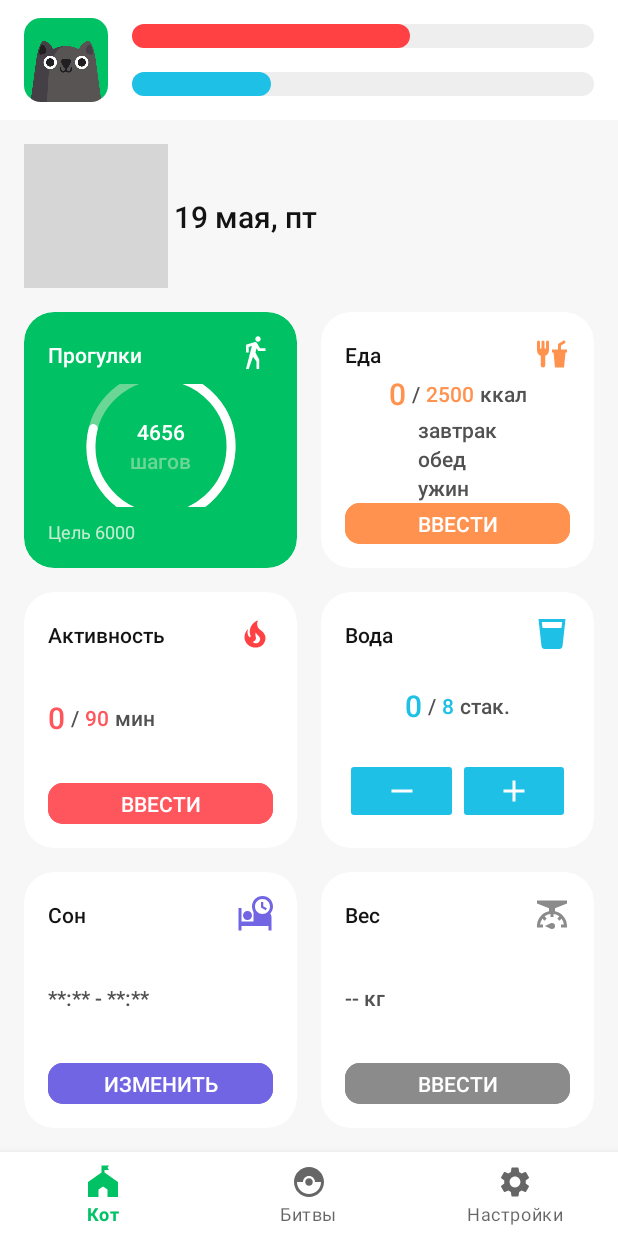
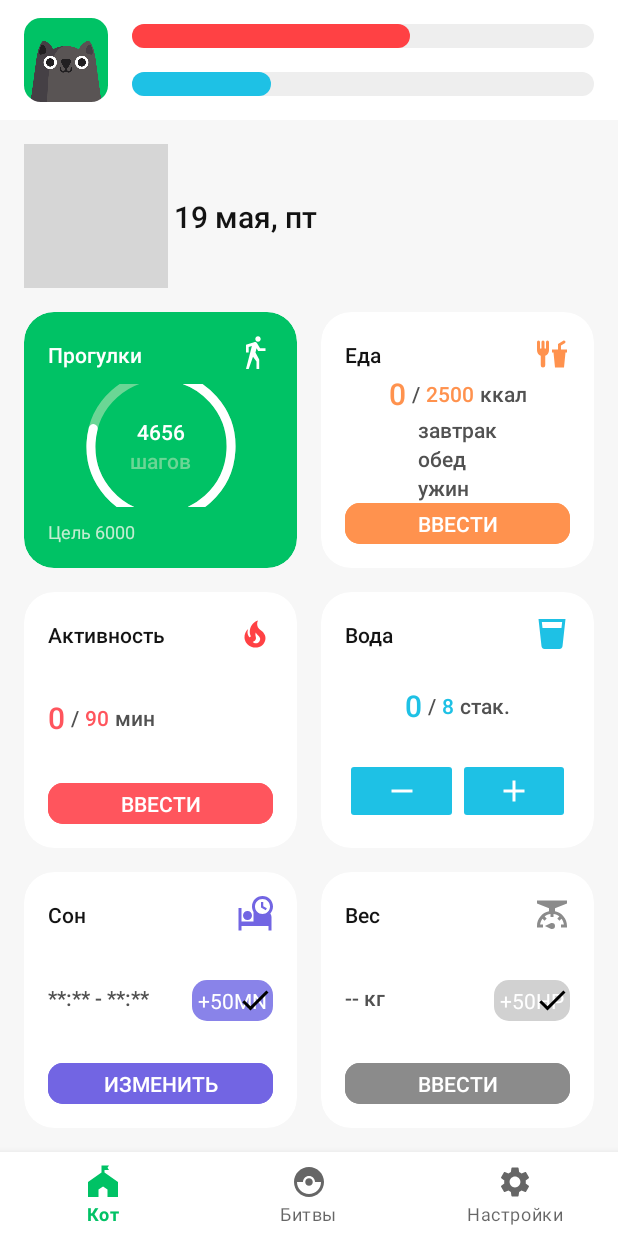
Before and after one commit to doctorwhat1/fitnessQuest, an Android app: the screen it shows after launch (MainActivity), on a phone screen of 412 x 824 dp. Run offline under Robolectric (Android 15) with nearby library versions, the light colour scheme and no system bars; our stand-ins replace data binding, navigation-ui; 4 statements that could not run were skipped; grey boxes are pictures that could not be loaded.

Commit message:
added views for sleep and weight

```diff
--- a/app/src/main/java/com/example/fitnessquest/SharedPreferencesKeys.kt
+++ b/app/src/main/java/com/example/fitnessquest/SharedPreferencesKeys.kt
@@ -11,3 +11,7 @@ val CURRENT_WATER_CUPS = "CURRENT_WATER_CUPS"
 val FALLING_ASLEEP_TIME = "FALLING_ASLEEP_TIME"
 val WAKEUP_TIME = "WAKEUP_TIME"
 val CURRENT_WEIGHT = "CURRENT_WEIGHT"
+
+// rewards
+val IS_SLEEP_TIME_REWARD_RECEIVED = "IS_SLEEP_TIME_REWARD_RECEIVED"
+val IS_WEIGHT_REWARD_RECEIVED = "IS_WEIGHT_REWARD_RECEIVED"
--- a/app/src/main/java/com/example/fitnessquest/home/CatFragment.kt
+++ b/app/src/main/java/com/example/fitnessquest/home/CatFragment.kt
@@ -49,6 +49,11 @@ class CatFragment : Fragment() {
         viewModel.setSleepTime()
         viewModel.setCurrentWeight()
 
+        // rewards
+        viewModel.setIsSleepRewardReceived()
+        viewModel.setIsWeightRewardReceived()
+
+
         // set cards on click
         binding.cvStrolls.setOnClickListener {
             view.findNavController().navigate(R.id.action_catFragment_to_strollsFragment)
--- a/app/src/main/java/com/example/fitnessquest/home/CatViewModel.kt
+++ b/app/src/main/java/com/example/fitnessquest/home/CatViewModel.kt
@@ -5,10 +5,7 @@ import android.content.res.Resources
 import androidx.lifecycle.LiveData
 import androidx.lifecycle.MutableLiveData
 import androidx.lifecycle.ViewModel
-import com.example.fitnessquest.CURRENT_WEIGHT
-import com.example.fitnessquest.FALLING_ASLEEP_TIME
-import com.example.fitnessquest.R
-import com.example.fitnessquest.WAKEUP_TIME
+import com.example.fitnessquest.*
 import java.util.*
 
 class CatViewModel(
@@ -16,6 +13,7 @@ class CatViewModel(
     private val sharedPreferences: SharedPreferences
 ) : ViewModel() {
 
+    // current values
     private val _currentWaterCups = MutableLiveData(0)
     val currentWaterCups: LiveData<Int>
         get() = _currentWaterCups
@@ -32,7 +30,14 @@ class CatViewModel(
     val currentWeight: LiveData<String>
         get() = _currentWeight
 
+    // rewards
+    private val _isWeightRewardReceived = MutableLiveData(false)
+    val isWeightRewardReceived: LiveData<Boolean>
+        get() = _isWeightRewardReceived
 
+    private val _isSleepTimeRewardReceived = MutableLiveData(false)
+    val isSleepTimeRewardReceived: LiveData<Boolean>
+        get() = _isSleepTimeRewardReceived
 
     /*fun setCurrentStrolls() {
         TODO("Not yet implemented")
@@ -84,4 +89,12 @@ class CatViewModel(
         return "$day $month, $dayOfWeek"
     }
 
+    fun setIsSleepRewardReceived() {
+        _isSleepTimeRewardReceived.value = sharedPreferences.getBoolean(IS_SLEEP_TIME_REWARD_RECEIVED, false)
+    }
+
+    fun setIsWeightRewardReceived() {
+        _isWeightRewardReceived.value = sharedPreferences.getBoolean(IS_WEIGHT_REWARD_RECEIVED, false)
+    }
+
 }
--- a/app/src/main/java/com/example/fitnessquest/home/cards/SleepFragment.kt
+++ b/app/src/main/java/com/example/fitnessquest/home/cards/SleepFragment.kt
@@ -6,10 +6,7 @@ import androidx.fragment.app.Fragment
 import android.view.LayoutInflater
 import android.view.View
 import android.view.ViewGroup
-import com.example.fitnessquest.APP_PREFERENCES
-import com.example.fitnessquest.CURRENT_WEIGHT
-import com.example.fitnessquest.FALLING_ASLEEP_TIME
-import com.example.fitnessquest.WAKEUP_TIME
+import com.example.fitnessquest.*
 import com.example.fitnessquest.databinding.FragmentSleepBinding
 
 
@@ -34,6 +31,7 @@ class SleepFragment : Fragment() {
             val editor =  sharedPref.edit()
             editor.putString(FALLING_ASLEEP_TIME, fallingAsleepTime)
             editor.putString(WAKEUP_TIME, wakeupTime)
+            editor.putBoolean(IS_SLEEP_TIME_REWARD_RECEIVED, true)
             editor.apply()
         }
 
--- a/app/src/main/java/com/example/fitnessquest/home/cards/WeightFragment.kt
+++ b/app/src/main/java/com/example/fitnessquest/home/cards/WeightFragment.kt
@@ -9,6 +9,7 @@ import android.view.ViewGroup
 import android.widget.Toast
 import com.example.fitnessquest.APP_PREFERENCES
 import com.example.fitnessquest.CURRENT_WEIGHT
+import com.example.fitnessquest.IS_WEIGHT_REWARD_RECEIVED
 import com.example.fitnessquest.R
 import com.example.fitnessquest.databinding.FragmentWeightBinding
 import com.example.fitnessquest.home.CatViewModel
@@ -37,6 +38,7 @@ class WeightFragment : Fragment() {
             val sharedPref = requireContext().getSharedPreferences(APP_PREFERENCES, Context.MODE_PRIVATE)
             val editor =  sharedPref.edit()
             editor.putString(CURRENT_WEIGHT, weight)
+            editor.putBoolean(IS_WEIGHT_REWARD_RECEIVED, true)
             editor.apply()
         }
 
--- /dev/null
+++ b/app/src/main/res/drawable/bd_reward.xml
@@ -0,0 +1,8 @@
+<?xml version="1.0" encoding="utf-8"?>
+<selector xmlns:android="http://schemas.android.com/apk/res/android">
+    <item>
+        <shape android:shape="rectangle">
+            <corners android:radius="10dp" />
+        </shape>
+    </item>
+</selector>
--- /dev/null
+++ b/app/src/main/res/drawable/ic_cat_check.xml
@@ -0,0 +1,9 @@
+<vector xmlns:android="http://schemas.android.com/apk/res/android"
+    android:width="24dp"
+    android:height="24dp"
+    android:viewportWidth="24"
+    android:viewportHeight="24">
+  <path
+      android:fillColor="#FF000000"
+      android:pathData="M21,7L9,19L3.5,13.5L4.91,12.09L9,16.17L19.59,5.59L21,7Z"/>
+</vector>
--- a/app/src/main/res/layout/fragment_cat.xml
+++ b/app/src/main/res/layout/fragment_cat.xml
@@ -9,6 +9,7 @@
         <variable
             name="catViewModel"
             type="com.example.fitnessquest.home.CatViewModel" />
+        <import type="android.view.View"/>
     </data>
 
     <androidx.constraintlayout.widget.ConstraintLayout
@@ -621,9 +622,35 @@
                     android:textColor="@color/base_700"
                     app:layout_constraintBottom_toTopOf="@+id/btn_change_sleep_time"
                     app:layout_constraintEnd_toEndOf="parent"
+                    app:layout_constraintEnd_toStartOf="@+id/iv_sleep_time_check_icon"
                     app:layout_constraintHorizontal_bias="0.0"
+                    app:layout_constraintHorizontal_chainStyle="spread_inside"
                     app:layout_constraintStart_toStartOf="parent"
                     app:layout_constraintTop_toBottomOf="@+id/flow_sleep_card_description" />
+
+                <TextView
+                    android:id="@+id/tv_sleep_time_reward"
+                    android:layout_width="wrap_content"
+                    android:layout_height="wrap_content"
+                    android:visibility="@{catViewModel.isSleepTimeRewardReceived() ? View.GONE : View.VISIBLE }"
+                    android:background="@drawable/bd_reward"
+                    android:backgroundTint="@color/purple_300"
+                    android:padding="4dp"
+                    android:text="+50MN"
+                    android:textColor="@color/base_0"
+                    app:layout_constraintBottom_toBottomOf="parent"
+                    app:layout_constraintEnd_toEndOf="parent"
+                    app:layout_constraintTop_toTopOf="parent" />
+
+                <ImageView
+                    android:id="@+id/iv_sleep_time_check_icon"
+                    android:layout_width="wrap_content"
+                    android:layout_height="wrap_content"
+                    android:src="@drawable/ic_cat_check"
+                    android:visibility="@{catViewModel.isSleepTimeRewardReceived() ? View.VISIBLE : View.GONE }"
+                    app:layout_constraintBottom_toBottomOf="parent"
+                    app:layout_constraintEnd_toEndOf="parent"
+                    app:layout_constraintTop_toTopOf="parent" />
 
                 <Button
                     android:id="@+id/btn_change_sleep_time"
@@ -694,6 +721,20 @@
                     app:layout_constraintStart_toStartOf="parent"
                     app:layout_constraintTop_toBottomOf="@+id/flow_weight_card_description" />
 
+                <TextView
+                    android:id="@+id/tv_weight_reward"
+                    android:layout_width="wrap_content"
+                    android:layout_height="wrap_content"
+                    android:visibility="@{catViewModel.isWeightRewardReceived() ? View.GONE : View.VISIBLE}"
+                    android:background="@drawable/bd_reward"
+                    android:backgroundTint="@color/base_300"
+                    android:padding="4dp"
+                    android:text="+50HP"
+                    android:textColor="@color/base_0"
+                    app:layout_constraintBottom_toBottomOf="parent"
+                    app:layout_constraintEnd_toEndOf="parent"
+                    app:layout_constraintTop_toTopOf="parent" />
+
                 <Button
                     android:id="@+id/btn_input_weight"
                     style="@style/ThemeOverlay.CardButton"
@@ -706,6 +747,16 @@
                     app:layout_constraintHorizontal_bias="0.5"
                     app:layout_constraintStart_toStartOf="parent"
                     app:layout_constraintTop_toBottomOf="@+id/tv_current_weight" />
+
+                <ImageView
+                    android:id="@+id/iv_weight_check_icon"
+                    android:layout_width="wrap_content"
+                    android:layout_height="wrap_content"
+                    android:src="@drawable/ic_cat_check"
+                    android:visibility="@{catViewModel.isWeightRewardReceived() ? View.VISIBLE : View.GONE}"
+                    app:layout_constraintBottom_toBottomOf="parent"
+                    app:layout_constraintEnd_toEndOf="parent"
+                    app:layout_constraintTop_toTopOf="parent" />
 
                 <androidx.constraintlayout.helper.widget.Flow
                     android:id="@+id/flow_weight_card_description"
```
